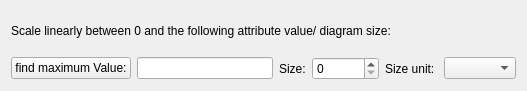
Old version of the form qgis/src/plugins/diagram_overlay/qgslinearlyscalingdialogbase.ui in the repository sourcepole/qgis.
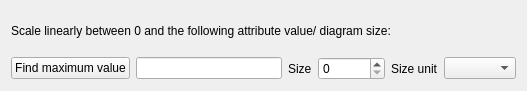
New version of the form.

Diff of the .ui file:
```diff
--- a/qgis/src/plugins/diagram_overlay/qgslinearlyscalingdialogbase.ui
+++ b/qgis/src/plugins/diagram_overlay/qgslinearlyscalingdialogbase.ui
@@ -23,9 +23,9 @@
    <item row="1" column="0" >
     <layout class="QHBoxLayout" >
      <item>
-      <widget class="QPushButton" name="mFindMaximumValueButton" >
-       <property name="text" >
-        <string>find maximum Value:</string>
+      <widget class="QPushButton" name="mFindMaximumValueButton">
+       <property name="text">
+        <string>Find maximum value</string>
        </property>
       </widget>
      </item>
@@ -33,9 +33,9 @@
       <widget class="QLineEdit" name="mValueLineEdit" />
      </item>
      <item>
-      <widget class="QLabel" name="mSizeLabel" >
-       <property name="text" >
-        <string>Size:</string>
+      <widget class="QLabel" name="mSizeLabel">
+       <property name="text">
+        <string>Size</string>
        </property>
       </widget>
      </item>
@@ -47,9 +47,9 @@
       </widget>
      </item>
      <item>
-      <widget class="QLabel" name="mSizeUnitLabel" >
-       <property name="text" >
-        <string>Size unit: </string>
+      <widget class="QLabel" name="mSizeUnitLabel">
+       <property name="text">
+        <string>Size unit</string>
        </property>
       </widget>
      </item>
```
Left out of the diff: 29 changed lines with no effect on the pictures.
